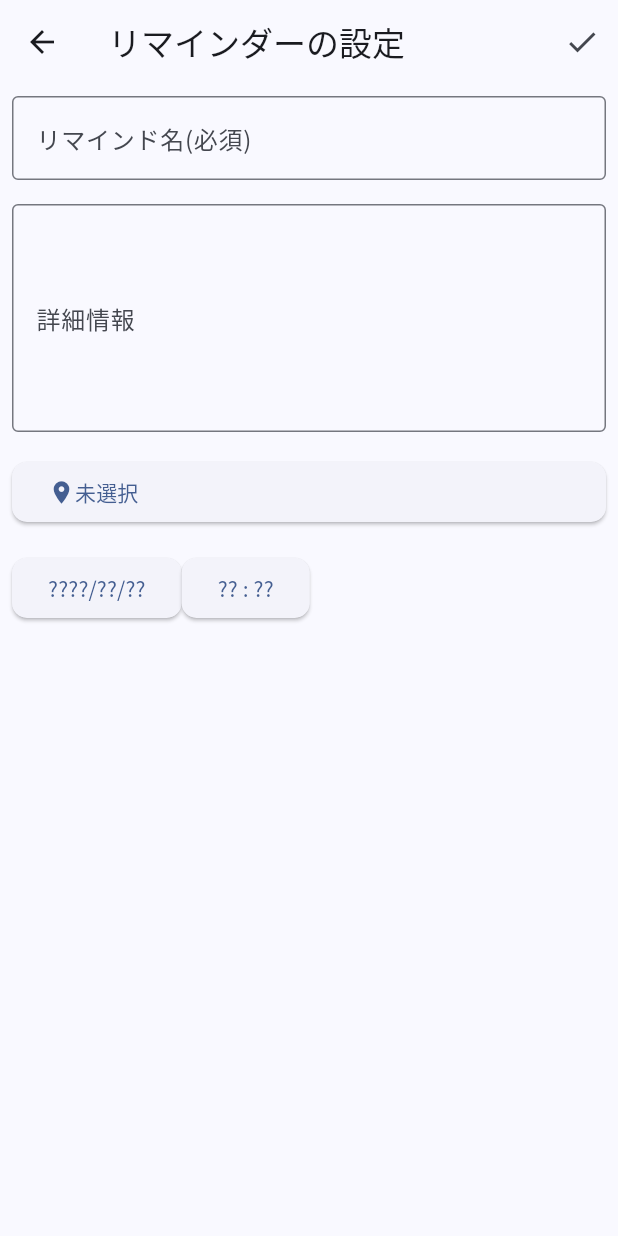
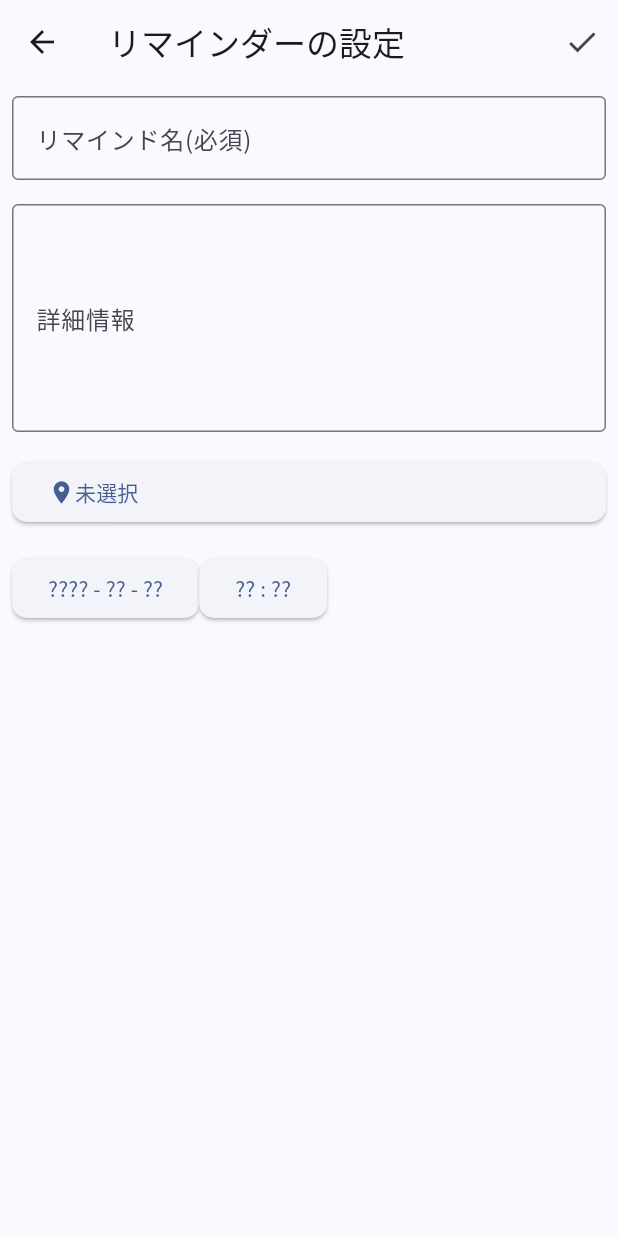
Before and after one commit to Outtech105k/EventCatapult, a Flutter app: the screen it shows after launch, after a tap on the "notification add" icon, on a phone screen of 412 x 824 dp. Run offline on Flutter 3.47's test engine with Material 3 defaults, Android fonts, the phone set to English and light mode, and no system bars; our stand-ins replace drift, google_maps_flutter, location, permission_handler; accounts and stored records are empty; generated files the repository leaves out were written again.

Commit message:
Add DB query, Remove Map searchbar, Add Remind edit mode, Update Remind list view 結合テーブルStreamの作成 PlaceのID検索の作成 地図の検索窓表示を無効化 リマインダから編集モードへの移動 リマインド編集機能の実装 リマインドリストの表示項目を追加

```diff
--- a/lib/database/database.dart
+++ b/lib/database/database.dart
@@ -44,6 +44,10 @@ Future deletePlace(AppDatabase db, Place place) {
   return db.delete(db.places).delete(place);
 }
 
+Future<Place?> selectPlaceById(AppDatabase db, int id){
+  return (db.select(db.places)..where((u) => u.id.equals(id))).getSingleOrNull();
+}
+
 Stream<List<Place>> watchAllPlaces(AppDatabase db){
   return db.select(db.places).watch();
 }
@@ -60,14 +64,46 @@ Stream<List<Remind>> watchAllReminds(AppDatabase db){
   return db.select(db.reminds).watch();
 }
 
+/* ---------- JOINyy SCHEMAS ---------- */
+
+// リマインドと地点の結合結果を保持するクラス
+class RemindWithPlace {
+  final Remind remind;
+  final Place place;
+
+  RemindWithPlace({
+    required this.remind,
+    required this.place,
+  });
+}
+
 /* ---------- DB CREATION ---------- */
+
 @DriftDatabase(tables: [Reminds, Places])
 class AppDatabase extends _$AppDatabase {
   AppDatabase() : super(_openConnection());
 
   @override
   int get schemaVersion => 1;
+
+  // 連結クエリ
+  Stream<List<RemindWithPlace>> watchAllRemindsWithPlaces() {
+    final query = (select(reminds)..orderBy([(t) => OrderingTerm(expression: t.deadline)]))
+        .join([
+      innerJoin(places, places.id.equalsExp(reminds.placeId)),
+    ]);
+
+    return query.watch().map((rows) {
+      return rows.map((row) {
+        return RemindWithPlace(
+          remind: row.readTable(reminds),
+          place: row.readTable(places),
+        );
+      }).toList();
+    });
+  }
 }
+
 
 LazyDatabase _openConnection() {
   return LazyDatabase(() async {
--- a/lib/pages/place.dart
+++ b/lib/pages/place.dart
@@ -5,9 +5,9 @@
 
 import 'package:flutter/material.dart';
 import 'package:google_maps_flutter/google_maps_flutter.dart';
-import '../widgets/map.dart';
 import 'place_edit.dart';
 
+import '../widgets/map.dart';
 import '../database/database.dart';
 
 class PlacePage extends StatefulWidget {
--- a/lib/pages/remind_edit.dart
+++ b/lib/pages/remind_edit.dart
@@ -6,6 +6,7 @@
 import 'dart:math';
 
 import 'package:flutter/material.dart';
+import 'package:intl/intl.dart';
 import 'package:drift/drift.dart' as d;
 
 import '../config.dart';
@@ -27,11 +28,11 @@ class RemindEditPage extends StatefulWidget {
 }
 
 class _RemindEditPageState extends State<RemindEditPage> {
-  final formKey = GlobalKey<FormState>();
+  final _formKey = GlobalKey<FormState>();
 
-  Place? remindPlace;
-  DateTime? pickedDate;
-  TimeOfDay? pickedTime;
+  Place? _remindPlace;
+  DateTime? _pickedDate;
+  TimeOfDay? _pickedTime;
   late TextEditingController _nameController, _detailController;
 
   @override
@@ -40,6 +41,24 @@ class _RemindEditPageState extends State<RemindEditPage> {
 
     _nameController = TextEditingController(text: widget.initialRemind?.name ?? "");
     _detailController = TextEditingController(text: widget.initialRemind?.detail ?? "");
+
+    if (widget.initialRemind != null) {
+      selectPlaceById(widget.database, widget.initialRemind!.placeId).then((place) {
+        setState(() {
+          _remindPlace = place;
+        });
+      });
+
+      _pickedDate = DateTime(
+        widget.initialRemind!.deadline.year,
+        widget.initialRemind!.deadline.month,
+        widget.initialRemind!.deadline.day,
+      );
+      _pickedTime = TimeOfDay(
+        hour: widget.initialRemind!.deadline.hour,
+        minute: widget.initialRemind!.deadline.minute,
+      );
+    }
   }
 
   @override
@@ -52,18 +71,19 @@ class _RemindEditPageState extends State<RemindEditPage> {
               icon: const Icon(Icons.check),
               onPressed: () {
                 // 入力バリデーションを通過したら、データを登録する
-                if (formKey.currentState!.validate() && remindPlace!=null && pickedDate != null && pickedTime != null) {
+                if (_formKey.currentState!.validate() && _remindPlace!=null && _pickedDate != null && _pickedTime != null) {
                   upsertRemind(widget.database, RemindsCompanion(
                     id: widget.initialRemind == null
                         ? const d.Value.absent()
                         : d.Value(widget.initialRemind!.id),
                     name: d.Value(_nameController.text),
                     detail: d.Value(_detailController.text),
-                    placeId: d.Value(remindPlace!.id),
+                    placeId: d.Value(_remindPlace!.id),
                     deadline: d.Value(DateTime(
-                      pickedDate!.year, pickedDate!.month, pickedDate!.day, pickedTime!.hour, pickedTime!.minute
+                      _pickedDate!.year, _pickedDate!.month, _pickedDate!.day, _pickedTime!.hour, _pickedTime!.minute
                     ))
                   ));
+                  Navigator.of(context).popUntil((route) => route.isFirst);
                 }
               },
             )
@@ -72,7 +92,7 @@ class _RemindEditPageState extends State<RemindEditPage> {
 
         // TODO: リマインダーへの必要時刻の入力
         body: Form(
-          key: formKey,
+          key: _formKey,
           child: Column(
             children: [
 
@@ -128,7 +148,7 @@ class _RemindEditPageState extends State<RemindEditPage> {
                     child: Row(
                       children: [
                         const Icon(Icons.place),
-                        Text(remindPlace?.name ?? "未選択"),
+                        Text(_remindPlace?.name ?? "未選択"),
                       ],
                     ),
                     onPressed: () {
@@ -139,7 +159,7 @@ class _RemindEditPageState extends State<RemindEditPage> {
                                 database: widget.database,
                                 onPlaceSelected: (place) {
                                   setState(() {
-                                    remindPlace = place;
+                                    _remindPlace = place;
                                   });
                                 }
                             )
@@ -160,17 +180,22 @@ class _RemindEditPageState extends State<RemindEditPage> {
                           )
                       ),
                       onPressed: () async {
-                        DateTime? date = await showDatePicker(context: context, firstDate: DateTime(2000), lastDate: DateTime(2100));
+                        DateTime? date = await showDatePicker(
+                            context: context,
+                            initialDate: _pickedDate,
+                            firstDate: DateTime.now(),
+                            lastDate: DateTime(2100)
+                        );
                         if (date!=null){
                           setState(() {
-                            pickedDate = date;
+                            _pickedDate = date;
                           });
                         }
                       },
                       child: Text(
-                        pickedDate != null
-                            ? "${pickedDate!.year}/${pickedDate!.month}/${pickedDate!.day}"
-                            : "????/??/??"
+                        _pickedDate != null
+                            ? DateFormat("yyyy-MM-dd").format(_pickedDate!)
+                            : "???? - ?? - ??"
                       ),
                     ),
 
@@ -181,14 +206,17 @@ class _RemindEditPageState extends State<RemindEditPage> {
                           )
                       ),
                       onPressed: () async {
-                        TimeOfDay? time = await showTimePicker(context: context, initialTime: TimeOfDay.now());
+                        TimeOfDay? time = await showTimePicker(
+                            context: context,
+                            initialTime: _pickedTime ?? TimeOfDay.now(),
+                        );
                         if (time != null){
                           setState(() {
-                            pickedTime = time;
+                            _pickedTime = time;
                           });
                         }
                       },
-                      child: Text(pickedTime?.format(context) ?? "?? : ??"),
+                      child: Text(_pickedTime?.format(context) ?? "?? : ??"),
                     ),
                   ],
                 ),
--- a/lib/pages/reminds_list.dart
+++ b/lib/pages/reminds_list.dart
@@ -4,6 +4,7 @@
  */
 
 import 'package:flutter/material.dart';
+import 'package:intl/intl.dart';
 
 import 'remind.dart';
 import 'remind_edit.dart';
@@ -23,23 +24,23 @@ class RemindsListPage extends StatefulWidget {
 }
 
 class _RemindsListPageState extends State<RemindsListPage> {
+
   @override
   Widget build(BuildContext context) {
     return Center(
       child: Scaffold(
-        body: SeparatedStreamList<Remind>(
-          stream: watchAllReminds(widget.database),
-          itemBuilder: (context, remind) {
+        body: SeparatedStreamList<RemindWithPlace>(
+          stream: widget.database.watchAllRemindsWithPlaces(),
+          itemBuilder: (context, record) {
             return ListTile(
               // リマインド情報の表示
-              // TODO: 充実化
-              title: Text(remind.name),
-              subtitle: Text(remind.id.toString()),
+              title: Text(record.remind.name),
+              subtitle: Text("${DateFormat('yyyy-MM-dd HH:mm').format(record.remind.deadline)}\n${record.place.name}"),
               onTap: () {
                 Navigator.push(
                   context,
                   MaterialPageRoute(
-                      builder: (context) => RemindPage(database: widget.database, remind: remind)),
+                      builder: (context) => RemindPage(database: widget.database, remind: record.remind)),
                 );
               },
             );
--- a/lib/widgets/map.dart
+++ b/lib/widgets/map.dart
@@ -61,7 +61,7 @@ class _MapState extends State<Map> {
       children: [
         // 検索窓
         // TODO: 実装
-        if (widget.isEditMode)
+        if (widget.isEditMode && false)
           const Padding(
             padding: EdgeInsets.all(8.0),
             child: TextField(
--- a/pubspec.yaml
+++ b/pubspec.yaml
@@ -48,6 +48,7 @@ dependencies:
   flutter_google_places: ^0.3.0
   google_place: ^0.4.7
   search_choices: ^2.2.7
+  intl: ^0.19.0
 
 dev_dependencies:
   flutter_test:
```
Also changed, not shown: lib/pages/remind.dart (+18 -2 lines), pubspec.lock.
